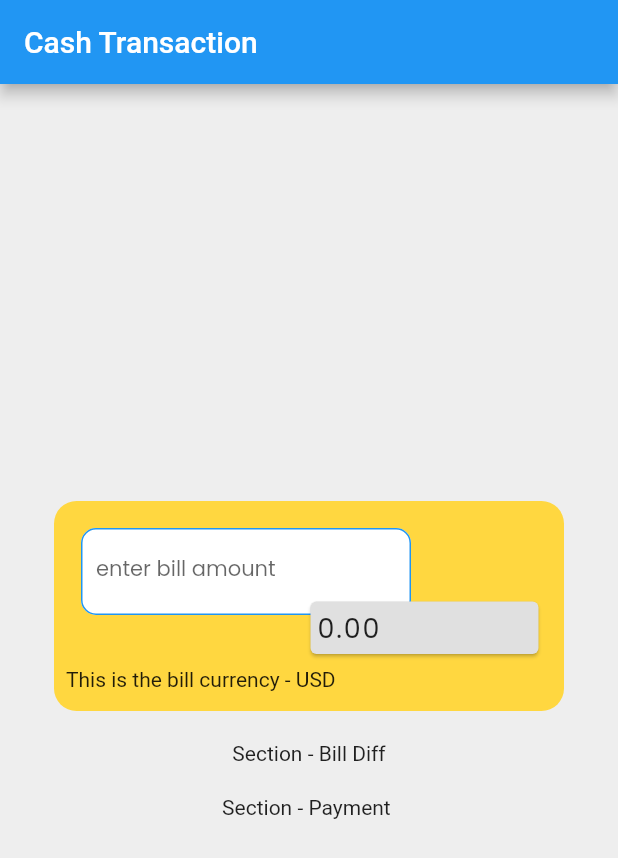
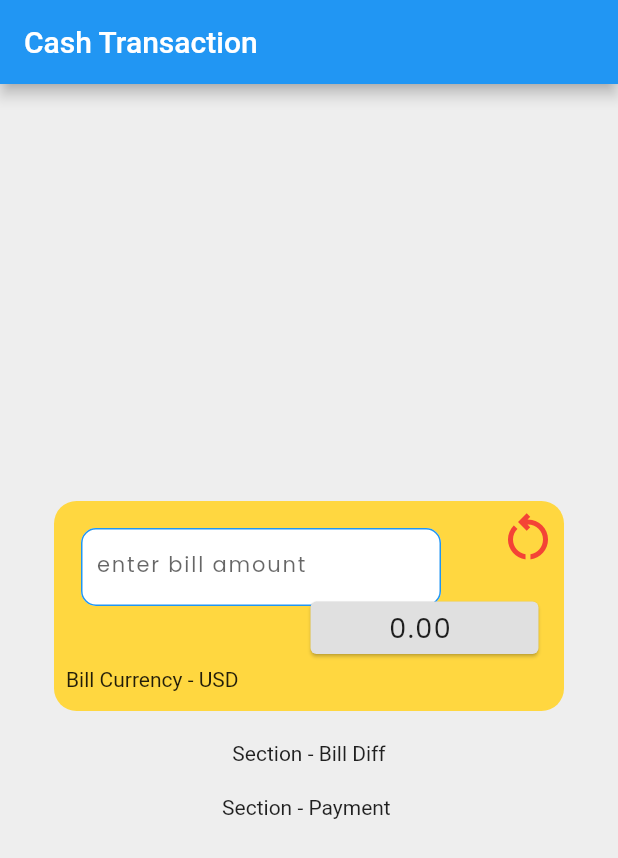
Before and after one commit to carlstep/my_user_input_2, a Flutter app: the screen it shows after launch, on a phone screen of 412 x 824 dp. Shown: the top 858 px of the screen. Run offline on Flutter 3.47's test engine with Material 2 defaults, Android fonts, the phone set to English and light mode, and no system bars; our stand-ins replace google_fonts.

Commit message:
updated onchange myController.clear

```diff
--- a/lib/sections/bill_process.dart
+++ b/lib/sections/bill_process.dart
@@ -14,6 +14,18 @@ class _BillProcessState extends State<BillProcess> {
   String billCurrency = 'USD';
   double billAmountConverted = 0;
   String billCurrencyConverted = '';
+  String billCurrencyFlag = '';
+  String billCurrencyFlagConverted = '';
+
+  @override
+  void initState() {
+    super.initState();
+  }
+
+  @override
+  void dispose() {
+    super.dispose();
+  }
 
   @override
   Widget build(BuildContext context) {
@@ -39,12 +51,15 @@ class _BillProcessState extends State<BillProcess> {
                 padding: const EdgeInsets.all(0.0),
                 child: SizedBox(
                   height: 80,
-                  width: 220,
+                  width: 240,
                   child: TextField(
                     textAlign: TextAlign.start,
                     textAlignVertical: TextAlignVertical.center,
                     style: GoogleFonts.poppins(
-                        fontSize: 28, fontWeight: FontWeight.w400),
+                      fontSize: 28,
+                      fontWeight: FontWeight.w400,
+                      letterSpacing: 1.2,
+                    ),
                     // TODO - set a default value to 0
                     onChanged: (value) {
                       setState(() {
@@ -53,13 +68,22 @@ class _BillProcessState extends State<BillProcess> {
                           billCurrency = 'KHR';
                           billAmountConverted = billAmount / 4000;
                           billCurrencyConverted = 'USD';
+                          billCurrencyFlag = '🇰🇭';
+                          if (billCurrencyConverted == 'USD') {
+                            billCurrencyFlagConverted = '🇺🇸';
+                          }
                         } else {
                           billCurrency = 'USD';
                           billAmountConverted = billAmount * 4000;
                           billCurrencyConverted = 'KHR';
+                          billCurrencyFlag = '🇺🇸';
+                          if (billCurrencyConverted == 'KHR') {
+                            billCurrencyFlagConverted = '🇰🇭';
+                          }
                         }
                       });
                     },
+                    maxLength: 7,
                     keyboardType:
                         const TextInputType.numberWithOptions(decimal: true),
                     controller: myController,
@@ -76,6 +100,7 @@ class _BillProcessState extends State<BillProcess> {
                           width: 1,
                         ),
                       ),
+                      hintText: billAmount.toString(),
                       labelText: 'enter bill amount',
                       labelStyle: GoogleFonts.poppins(
                         fontSize: 14,
@@ -86,12 +111,7 @@ class _BillProcessState extends State<BillProcess> {
                           Radius.circular(15),
                         ),
                       ),
-                      suffix: IconButton(
-                        onPressed: () {
-                          myController.clear();
-                        },
-                        icon: const Icon(Icons.clear),
-                      ),
+                      prefixText: billCurrencyFlag,
                     ),
                   ),
                 ),
@@ -109,15 +129,15 @@ class _BillProcessState extends State<BillProcess> {
                     color: Colors.grey[300],
                     child: Center(
                       child: Align(
-                        alignment: Alignment.centerLeft,
+                        alignment: Alignment.center,
                         child: Padding(
                           padding: const EdgeInsets.all(4),
                           child: Text(
-                            '${billAmountConverted.toStringAsFixed(2)} $billCurrencyConverted',
+                            '${billAmountConverted.toStringAsFixed(2)} $billCurrencyFlagConverted',
                             style: GoogleFonts.poppins(
                               fontSize: 18,
                               fontWeight: FontWeight.w400,
-                              letterSpacing: 1.2,
+                              letterSpacing: 1.1,
                             ),
                           ),
                         ),
@@ -128,8 +148,26 @@ class _BillProcessState extends State<BillProcess> {
               ),
             ),
             Positioned(
-                bottom: 5,
-                child: Text('This is the bill currency - $billCurrency')),
+              right: -8,
+              top: -8,
+              child: OutlinedButton(
+                style: OutlinedButton.styleFrom(
+                  minimumSize: Size(40, 40),
+                  primary: Colors.red,
+                  //onPrimary: Colors.white,
+                  padding: EdgeInsets.all(2),
+                  side: BorderSide.none,
+                ),
+                onPressed: () {
+                  myController.clear();
+                },
+                child: const Icon(
+                  Icons.restart_alt_outlined,
+                  size: 40,
+                ),
+              ),
+            ),
+            Positioned(bottom: 5, child: Text('Bill Currency - $billCurrency')),
           ],
         ),
       ),
```
